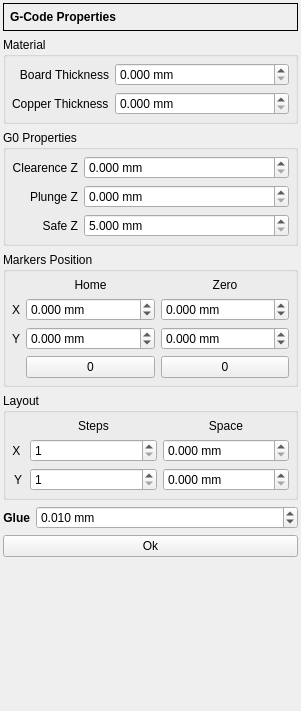
Old version of the form plugins/gcode/gcodepropertiesform.ui in the repository XRay3D/GERBER_X3.
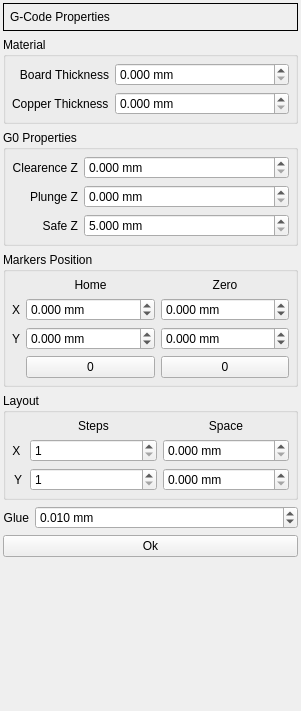
New version of the form. Custom widgets are drawn as their Qt base class.

```diff
--- a/plugins/gcode/gcodepropertiesform.ui
+++ b/plugins/gcode/gcodepropertiesform.ui
@@ -61,12 +61,7 @@
       </property>
       <item>
        <widget class="QLabel" name="label">
-        <property name="font">
-         <font>
-          <bold>true</bold>
-         </font>
-        </property>
-        <property name="text">
+<property name="text">
          <string>G-Code Properties</string>
         </property>
        </widget>
@@ -522,11 +517,6 @@
      </property>
      <item>
       <widget class="QLabel" name="glueLabel">
-       <property name="font">
-        <font>
-         <bold>true</bold>
-        </font>
-       </property>
        <property name="text">
         <string>Glue</string>
        </property>
```
Left out of the diff: 5 changed lines with no effect on the pictures.
